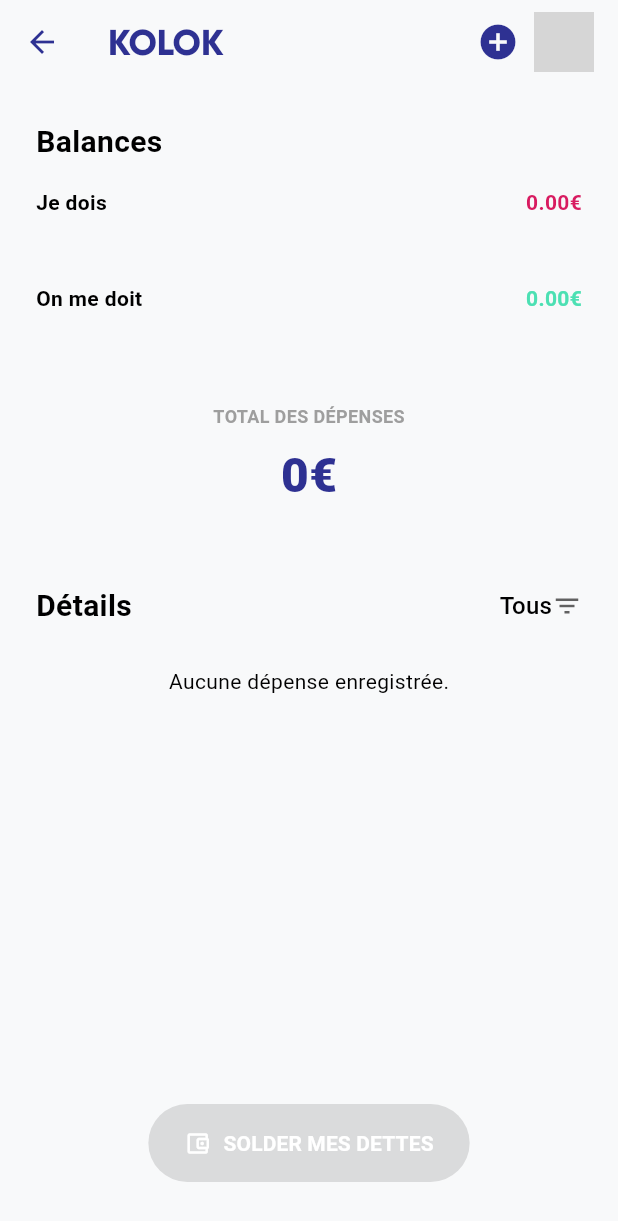
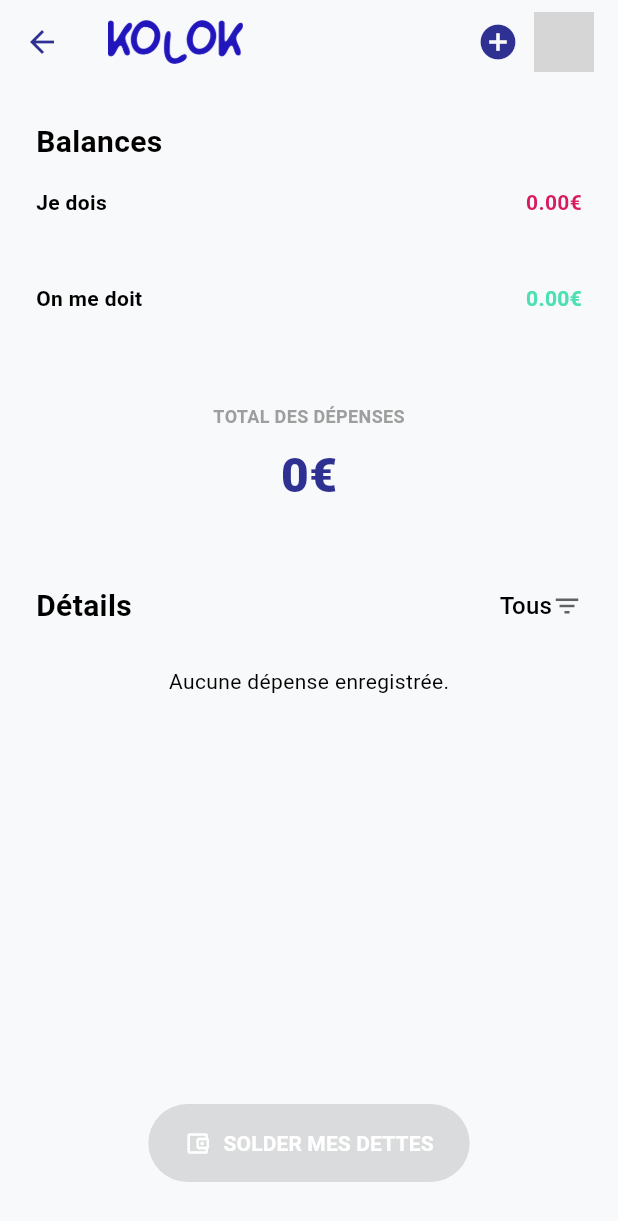
Before and after one commit to JulesssL/front-kolok, a Flutter app: the BudgetScreen screen opened directly, on a phone screen of 412 x 824 dp. Shown: the top 1221 px of the screen. Run offline on Flutter 3.47's test engine with Material 3 defaults, Android fonts, the phone set to English and light mode, and no system bars; our stand-ins replace cached_network_image, flutter_dotenv, flutter_secure_storage, flutter_svg, google_fonts, image_picker and 2 more; accounts and stored records are empty; network calls fail; project files that could hold a hidden picture were left out; grey boxes are pictures that could not be loaded.

Commit message:
feat: change Kolok name by logo

```diff
--- a/lib/screens/budget/budget_screen.dart
+++ b/lib/screens/budget/budget_screen.dart
@@ -85,14 +85,9 @@ class _BudgetScreenState extends State<BudgetScreen> {
       appBar: AppBar(
         backgroundColor: Theme.of(context).scaffoldBackgroundColor,
         elevation: 0,
-        title: Text(
-          "KOLOK",
-          style: TextStyle(
-            color: Theme.of(context).colorScheme.primary,
-            fontWeight: FontWeight.w800,
-            fontSize: 24,
-            fontFamily: 'Gilroy',
-          ),
+        title: Image.asset(
+          'assets/images/logo_text_blue.png',
+          width: 90,
         ),
         actions: [
           IconButton(
```
Also changed, not shown: lib/screens/home/home_screen.dart (+3 -8 lines), lib/screens/messages/messages_screen.dart (+3 -8 lines), lib/screens/settings/settings_screen.dart (+3 -8 lines), lib/screens/shopping/shopping_screen.dart (+3 -8 lines), lib/screens/tasks/tasks_screen.dart (+3 -8 lines), assets/images/logo_text_blue.png (added).
